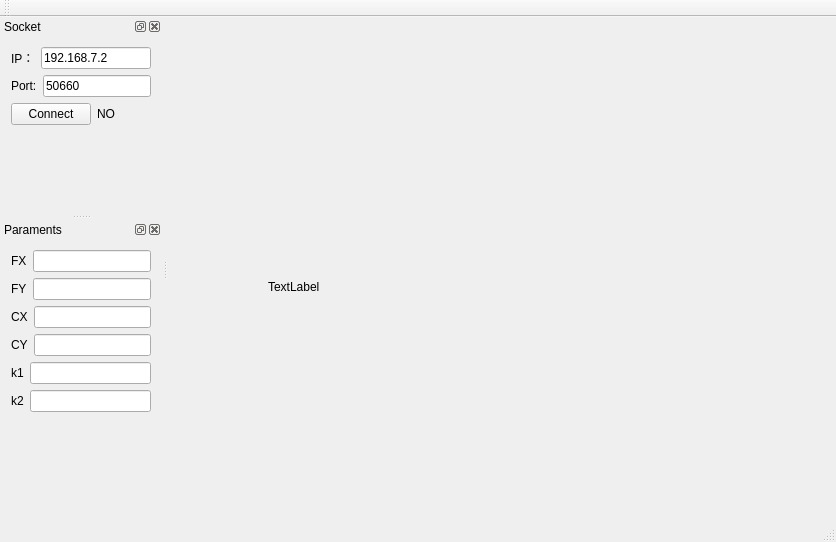
This is SmartEye/SmartEye/smarteye.ui in SHU3DVision/SmartEye as Qt 5 draws it before an edit. The edited form follows.
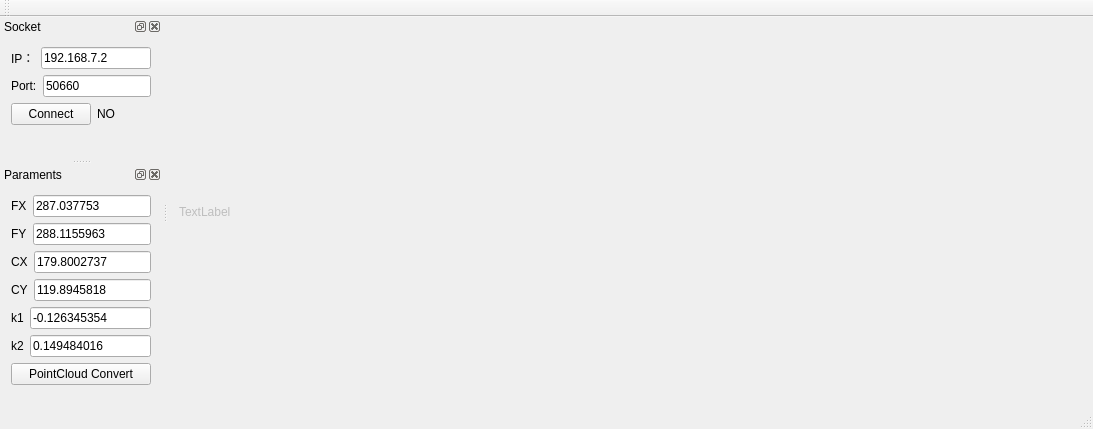
This is the edited form. Custom widgets are drawn as their Qt base class.

```diff
--- a/SmartEye/SmartEye/smarteye.ui
+++ b/SmartEye/SmartEye/smarteye.ui
@@ -6,27 +6,29 @@
    <rect>
     <x>0</x>
     <y>0</y>
-    <width>836</width>
-    <height>542</height>
+    <width>1093</width>
+    <height>429</height>
    </rect>
   </property>
   <property name="windowTitle">
    <string>SmartEye</string>
   </property>
   <widget class="QWidget" name="centralWidget">
-   <widget class="QLabel" name="Img_label">
-    <property name="geometry">
-     <rect>
-      <x>100</x>
-      <y>150</y>
-      <width>320</width>
-      <height>240</height>
-     </rect>
-    </property>
-    <property name="text">
-     <string>TextLabel</string>
-    </property>
-   </widget>
+   <layout class="QHBoxLayout" name="horizontalLayout_10">
+    <item>
+     <widget class="QLabel" name="Img_label">
+      <property name="enabled">
+       <bool>false</bool>
+      </property>
+      <property name="text">
+       <string>TextLabel</string>
+      </property>
+     </widget>
+    </item>
+    <item>
+     <widget class="QVTKWidget" name="screen"/>
+    </item>
+   </layout>
   </widget>
   <widget class="QMenuBar" name="menuBar">
    <property name="geometry">
@@ -151,7 +153,11 @@
           </widget>
          </item>
          <item>
-          <widget class="QLineEdit" name="FXlineEdit"/>
+          <widget class="QLineEdit" name="FXlineEdit">
+           <property name="text">
+            <string>287.037753 </string>
+           </property>
+          </widget>
          </item>
         </layout>
        </item>
@@ -165,7 +171,11 @@
           </widget>
          </item>
          <item>
-          <widget class="QLineEdit" name="FYlineEdit"/>
+          <widget class="QLineEdit" name="FYlineEdit">
+           <property name="text">
+            <string>288.1155963 </string>
+           </property>
+          </widget>
          </item>
         </layout>
        </item>
@@ -179,7 +189,11 @@
           </widget>
          </item>
          <item>
-          <widget class="QLineEdit" name="CXlineEdit"/>
+          <widget class="QLineEdit" name="CXlineEdit">
+           <property name="text">
+            <string>179.8002737 </string>
+           </property>
+          </widget>
          </item>
         </layout>
        </item>
@@ -193,7 +207,11 @@
           </widget>
          </item>
          <item>
-          <widget class="QLineEdit" name="CYlineEdit"/>
+          <widget class="QLineEdit" name="CYlineEdit">
+           <property name="text">
+            <string>119.8945818 </string>
+           </property>
+          </widget>
          </item>
         </layout>
        </item>
@@ -207,7 +225,11 @@
           </widget>
          </item>
          <item>
-          <widget class="QLineEdit" name="k1lineEdit"/>
+          <widget class="QLineEdit" name="k1lineEdit">
+           <property name="text">
+            <string>-0.126345354 </string>
+           </property>
+          </widget>
          </item>
         </layout>
        </item>
@@ -221,10 +243,21 @@
           </widget>
          </item>
          <item>
-          <widget class="QLineEdit" name="k2lineEdit"/>
+          <widget class="QLineEdit" name="k2lineEdit">
+           <property name="text">
+            <string>0.149484016 </string>
+           </property>
+          </widget>
          </item>
         </layout>
        </item>
+       <item>
+        <widget class="QPushButton" name="pclBtn">
+         <property name="text">
+          <string>PointCloud Convert</string>
+         </property>
+        </widget>
+       </item>
       </layout>
      </item>
      <item>
@@ -245,6 +278,13 @@
   </widget>
  </widget>
  <layoutdefault spacing="6" margin="11"/>
+ <customwidgets>
+  <customwidget>
+   <class>QVTKWidget</class>
+   <extends>QWidget</extends>
+   <header>QVTKWidget.h</header>
+  </customwidget>
+ </customwidgets>
  <resources>
   <include location="smarteye.qrc"/>
  </resources>
```
Left out of the diff: 2 changed lines with no effect on the pictures.
